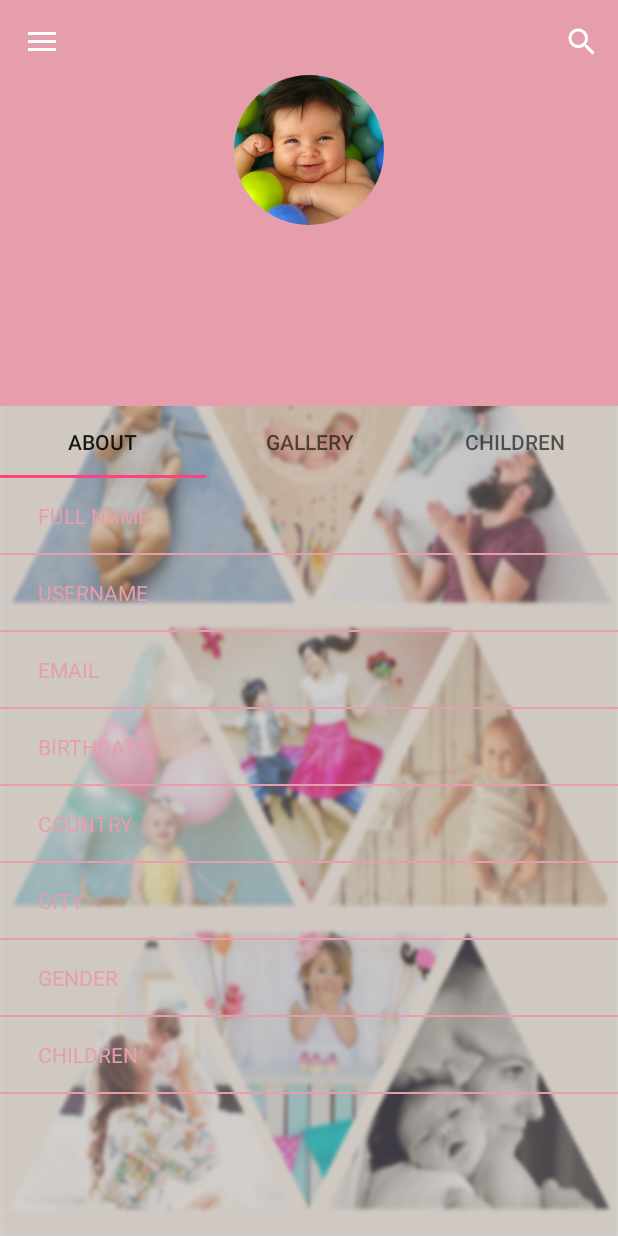
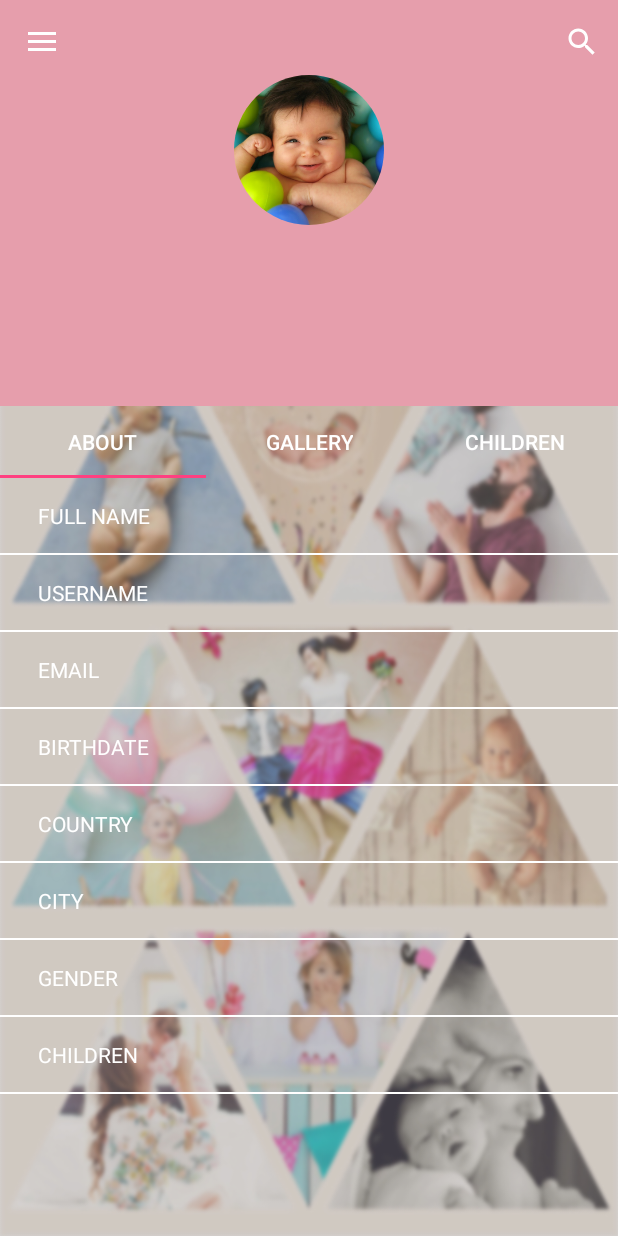
Before and after one commit to Nader27/BabyApp, an Android app: the screen it shows after launch once a user with an empty profile is signed in (BaseActivity), after a tap on "Search", on a phone screen of 412 x 824 dp. Run offline under Robolectric (Android 15) with nearby library versions, the phone set to English and light mode, and no system bars; our stand-ins replace Firebase (no records; nobody signed in at launch, a user with empty details on screens opened directly), Picasso; libraries missing offline, so code that uses them is left out: com.makeramen.roundedimageview, com.theartofdev.edmodo, me.grantland.widget; plain views replace AutofitTextView, RoundedImageView; 24 statements that could not run were skipped; 1 other tap on this screen came first.

Commit message:
update profile

```diff
--- a/app/src/main/java/fcih/babyapp/ProfileFragment.java
+++ b/app/src/main/java/fcih/babyapp/ProfileFragment.java
@@ -181,7 +181,7 @@ public class ProfileFragment extends Fragment {
         String fullname = fullnameview.getText().toString();
         if (TextUtils.isEmpty(fullname)) {
             fullnameview.setError(getString(R.string.error_field_required));
-        } else if (fullname.length() < 6) {
+        } else if (fullname.length() < 3) {
             fullnameview.setError(getString(R.string.error_invalid_fullname));
         } else if (!fullname.matches("^[a-zA-Z- ]+$")) {
             fullnameview.setError(getString(R.string.error_invalid_fullname));
@@ -204,7 +204,7 @@ public class ProfileFragment extends Fragment {
         baby_add_button = (Button) v.findViewById(R.id.add_baby_btn);
         baby_cancel_button = (Button) v.findViewById(R.id.Cancel);
 
-        //progressDialog.show();
+        progressDialog.show();
         baby_image.setOnClickListener(v1 -> {
             CropImage.startPickImageActivity(getActivity());
             WAITINGFORIMAGE = true;
@@ -222,6 +222,11 @@ public class ProfileFragment extends Fragment {
             collapse(addbabyform);
             expand(recyclerView);
             expand(Addbaby);
+            ImageURI = null;
+            UPDATE = null;
+            baby_name.setText("");
+            baby_birth.setText("Select Date");
+            baby_add_button.setText("Add baby");
         });
 
         baby_add_button.setOnClickListener(v1 -> {
@@ -235,7 +240,7 @@ public class ProfileFragment extends Fragment {
                     progressDialog.show();
                     children.Findbykey(UPDATE, Data -> {
                         Data.name = baby_name.getText().toString();
-                        Data.birth = date.toString();
+                        Data.birth = baby_birth.getText().toString();
                         Data.gender = baby_gender.getSelectedItem().toString();
                         if (ImageURI != null) {
                             Uri file = ImageURI;
@@ -263,7 +268,7 @@ public class ProfileFragment extends Fragment {
                 } else {
                     progressDialog.show();
                     children.name = baby_name.getText().toString();
-                    children.birth = date.toString();
+                    children.birth = baby_birth.getText().toString();
                     children.gender = baby_gender.getSelectedItem().toString();
                     children.parent = FirebaseAuth.getInstance().getCurrentUser().getUid();
                     if (ImageURI != null) {
@@ -275,11 +280,17 @@ public class ProfileFragment extends Fragment {
                             children.image = downloadUrl.toString();
                             children.Add();
                             mAdapter.notifyDataSetChanged();
+                            collapse(addbabyform);
+                            expand(recyclerView);
+                            expand(Addbaby);
                             progressDialog.dismiss();
                         });
                     } else {
                         children.image = "";
                         children.Add();
+                        collapse(addbabyform);
+                        expand(recyclerView);
+                        expand(Addbaby);
                         progressDialog.dismiss();
                         mAdapter.notifyDataSetChanged();
                     }
@@ -293,6 +304,7 @@ public class ProfileFragment extends Fragment {
         ArrayAdapter<String> spinnerArrayAdapter = new ArrayAdapter<>(getContext(), android.R.layout.simple_spinner_item, genderArray);
         spinnerArrayAdapter.setDropDownViewResource(android.R.layout.simple_spinner_dropdown_item);
         baby_gender.setAdapter(spinnerArrayAdapter);
+        baby_gender.setPrompt("Select Gender");
 
         baby_birth.setOnClickListener(v1 -> {
             Calendar mcurrentTime = Calendar.getInstance();
@@ -300,7 +312,7 @@ public class ProfileFragment extends Fragment {
             int month = mcurrentTime.get(Calendar.MONTH);
             int day = mcurrentTime.get(Calendar.DAY_OF_MONTH);
             DatePickerDialog mDatePicker;
-            mDatePicker = new DatePickerDialog(getActivity(), (view, year1, month1, dayOfMonth) -> baby_birth.setText(dayOfMonth + "/" + month1 + 1 + "/" + year1), year, month, day);
+            mDatePicker = new DatePickerDialog(getActivity(), (view, year1, month1, dayOfMonth) -> baby_birth.setText(dayOfMonth + "/" + (month1 + 1) + "/" + year1), year, month, day);
             mDatePicker.setTitle("Select Date");
             mDatePicker.show();
         });
@@ -316,7 +328,14 @@ public class ProfileFragment extends Fragment {
                     DateFormat df = new SimpleDateFormat("dd/MM/yyyy", Locale.ENGLISH);
                     try {
                         Date date = df.parse(Data.birth);
-                        viewHolder.mageView.setText(getDateDiff(date, new Date(), TimeUnit.DAYS) + " Days");
+                        int diff = (int) getDateDiff(date, new Date(), TimeUnit.DAYS);
+                        int year = diff / 365;
+                        int Month = (diff % 365) / 30;
+                        int day = (diff % 365) % 30;
+                        String years = year == 0 ? "" : year + " year(s) ";
+                        String Months = Month == 0 ? "" : Month + " Month(s) ";
+                        String Days = day == 0 ? "" : day + " Day(s) ";
+                        viewHolder.mageView.setText(years + Months + Days);
                     } catch (ParseException e) {
                         e.printStackTrace();
                     }
--- a/app/src/main/res/layout/child_item.xml
+++ b/app/src/main/res/layout/child_item.xml
@@ -4,7 +4,7 @@
     android:layout_width="wrap_content"
     android:layout_height="wrap_content"
     android:layout_margin="10dp"
-    android:background="@color/grey_bg"
+    android:background="@drawable/rounded"
     android:padding="5dp">
 
     <ImageView
@@ -22,7 +22,7 @@
         android:layout_height="wrap_content"
         android:layout_alignParentTop="true"
         android:layout_toRightOf="@+id/baby_image"
-        android:paddingTop="10dp"
+        android:paddingTop="8dp"
         android:text="Name"
         android:textColor="@android:color/white"
         android:textSize="25sp" />
@@ -33,7 +33,7 @@
         android:layout_height="wrap_content"
         android:layout_below="@+id/baby_name"
         android:layout_toRightOf="@+id/baby_image"
-        android:paddingTop="5dp"
+        android:paddingTop="3dp"
         android:text="Male"
         android:textColor="@android:color/white"
         android:textSize="18sp" />
@@ -44,10 +44,10 @@
         android:layout_height="wrap_content"
         android:layout_below="@+id/baby_gender"
         android:layout_toRightOf="@+id/baby_image"
-        android:paddingTop="5dp"
+        android:paddingTop="3dp"
         android:text="3 Years"
         android:textColor="@android:color/white"
-        android:textSize="18sp" />
+        android:textSize="15sp" />
 
     <ImageButton
         android:id="@+id/item_menu"
--- a/app/src/main/res/layout/fragment_about.xml
+++ b/app/src/main/res/layout/fragment_about.xml
@@ -26,7 +26,7 @@
                 android:maxLines="1"
                 android:padding="15dp"
                 android:text="@string/full_name"
-                android:textColor="@color/colorPrimaryDark"
+                android:textColor="#fff"
                 android:textSize="14sp" />
 
             <me.grantland.widget.AutofitTextView
@@ -37,7 +37,7 @@
                 android:layout_weight="70"
                 android:maxLines="1"
                 android:padding="15dp"
-                android:textColor="@color/colorPrimaryDark"
+                android:textColor="#fff"
                 android:textSize="14sp" />
 
         </LinearLayout>
@@ -45,7 +45,7 @@
         <View
             android:layout_width="fill_parent"
             android:layout_height="1dip"
-            android:background="@color/colorPrimaryDark" />
+            android:background="#fff" />
 
         <LinearLayout
             android:layout_width="match_parent"
@@ -61,7 +61,7 @@
                 android:maxLines="1"
                 android:padding="15dp"
                 android:text="@string/User_Name"
-                android:textColor="@color/colorPrimaryDark"
+                android:textColor="#fff"
                 android:textSize="14sp" />
 
             <me.grantland.widget.AutofitTextView
@@ -72,7 +72,7 @@
                 android:layout_weight="70"
                 android:maxLines="1"
                 android:padding="15dp"
-                android:textColor="@color/colorPrimaryDark"
+                android:textColor="#fff"
                 android:textSize="14sp" />
 
 
@@ -81,7 +81,7 @@
         <View
             android:layout_width="fill_parent"
             android:layout_height="1dip"
-            android:background="@color/colorPrimaryDark" />
+            android:background="#fff" />
 
         <LinearLayout
             android:layout_width="match_parent"
@@ -97,7 +97,7 @@
                 android:maxLines="1"
                 android:padding="15dp"
                 android:text="@string/email"
-                android:textColor="@color/colorPrimaryDark"
+                android:textColor="#fff"
                 android:textSize="14sp" />
 
             <me.grantland.widget.AutofitTextView
@@ -108,7 +108,7 @@
                 android:layout_weight="70"
                 android:maxLines="1"
                 android:padding="15dp"
-                android:textColor="@color/colorPrimaryDark"
+                android:textColor="#fff"
                 android:textSize="14sp" />
 
 
@@ -117,7 +117,7 @@
         <View
             android:layout_width="fill_parent"
             android:layout_height="1dip"
-            android:background="@color/colorPrimaryDark" />
+            android:background="#fff" />
 
         <LinearLayout
             android:layout_width="match_parent"
@@ -133,7 +133,7 @@
                 android:maxLines="1"
                 android:padding="15dp"
                 android:text="@string/birthday"
-                android:textColor="@color/colorPrimaryDark"
+                android:textColor="#fff"
                 android:textSize="14sp" />
 
             <me.grantland.widget.AutofitTextView
@@ -144,7 +144,7 @@
                 android:layout_weight="70"
                 android:maxLines="1"
                 android:padding="15dp"
-                android:textColor="@color/colorPrimaryDark"
+                android:textColor="#fff"
                 android:textSize="14sp" />
 
 
@@ -153,7 +153,7 @@
         <View
             android:layout_width="fill_parent"
             android:layout_height="1dip"
-            android:background="@color/colorPrimaryDark" />
+            android:background="#fff" />
 
         <LinearLayout
             android:layout_width="match_parent"
@@ -169,7 +169,7 @@
                 android:maxLines="1"
                 android:padding="15dp"
                 android:text="@string/country"
-                android:textColor="@color/colorPrimaryDark"
+                android:textColor="#fff"
                 android:textSize="14sp" />
 
             <me.grantland.widget.AutofitTextView
@@ -179,7 +179,7 @@
                 android:layout_weight="70"
                 android:maxLines="1"
                 android:padding="15dp"
-                android:textColor="@color/colorPrimaryDark"
+                android:textColor="#fff"
                 android:textSize="14sp" />
 
 
@@ -188,7 +188,7 @@
         <View
             android:layout_width="fill_parent"
             android:layout_height="1dip"
-            android:background="@color/colorPrimaryDark" />
+            android:background="#fff" />
 
         <LinearLayout
             android:layout_width="match_parent"
@@ -204,7 +204,7 @@
                 android:maxLines="1"
                 android:padding="15dp"
                 android:text="@string/city"
-                android:textColor="@color/colorPrimaryDark"
+                android:textColor="#fff"
                 android:textSize="14sp" />
 
             <me.grantland.widget.AutofitTextView
@@ -215,7 +215,7 @@
                 android:layout_weight="70"
                 android:maxLines="1"
                 android:padding="15dp"
-                android:textColor="@color/colorPrimaryDark"
+                android:textColor="#fff"
                 android:textSize="14sp" />
 
 
@@ -224,7 +224,7 @@
         <View
             android:layout_width="fill_parent"
             android:layout_height="1dip"
-            android:background="@color/colorPrimaryDark" />
+            android:background="#fff" />
 
         <LinearLayout
             android:layout_width="match_parent"
@@ -240,7 +240,7 @@
                 android:maxLines="1"
                 android:padding="15dp"
                 android:text="@string/gender"
-                android:textColor="@color/colorPrimaryDark"
+                android:textColor="#fff"
                 android:textSize="14sp" />
 
             <me.grantland.widget.AutofitTextView
@@ -251,14 +251,14 @@
                 android:layout_weight="70"
                 android:maxLines="1"
                 android:padding="15dp"
-                android:textColor="@color/colorPrimaryDark"
+                android:textColor="#fff"
                 android:textSize="14sp" />
         </LinearLayout>
 
         <View
             android:layout_width="fill_parent"
             android:layout_height="1dip"
-            android:background="@color/colorPrimaryDark" />
+            android:background="#fff" />
 
         <LinearLayout
             android:layout_width="match_parent"
@@ -274,7 +274,7 @@
                 android:maxLines="1"
                 android:padding="15dp"
                 android:text="@string/children"
-                android:textColor="@color/colorPrimaryDark"
+                android:textColor="#fff"
                 android:textSize="14sp" />
 
             <me.grantland.widget.AutofitTextView
@@ -285,7 +285,7 @@
                 android:layout_weight="70"
                 android:maxLines="1"
                 android:padding="15dp"
-                android:textColor="@color/colorPrimaryDark"
+                android:textColor="#fff"
                 android:textSize="14sp" />
 
 
@@ -294,7 +294,7 @@
         <View
             android:layout_width="fill_parent"
             android:layout_height="1dip"
-            android:background="@color/colorPrimaryDark" />
+            android:background="#fff" />
 
     </LinearLayout>
 
--- a/app/src/main/res/layout/fragment_home.xml
+++ b/app/src/main/res/layout/fragment_home.xml
@@ -11,10 +11,11 @@
         android:layout_height="match_parent"
         android:orientation="vertical">
 
-    <android.support.design.widget.TabLayout
-        android:id="@+id/tabs"
-        android:layout_width="match_parent"
-        android:layout_height="wrap_content"/>
+        <android.support.design.widget.TabLayout
+            android:id="@+id/tabs"
+            android:layout_width="match_parent"
+            android:layout_height="wrap_content"
+            app:tabTextColor="#fff" />
 
     <android.support.v4.view.ViewPager
         android:id="@+id/container"
```
